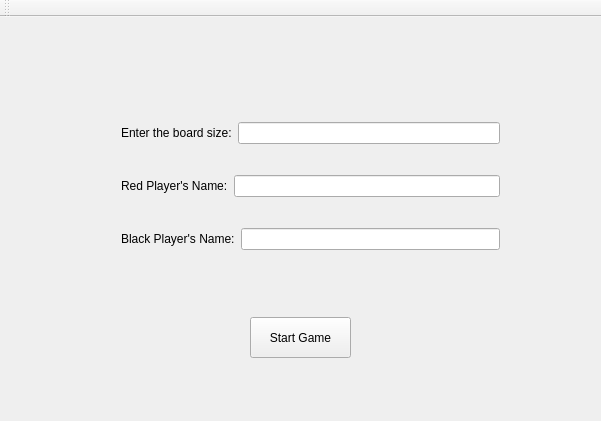
Above: Twixt/Twixt/MainWindow.ui from Trudy782/InfiniteLoopers before the change. Below: the same form after it.
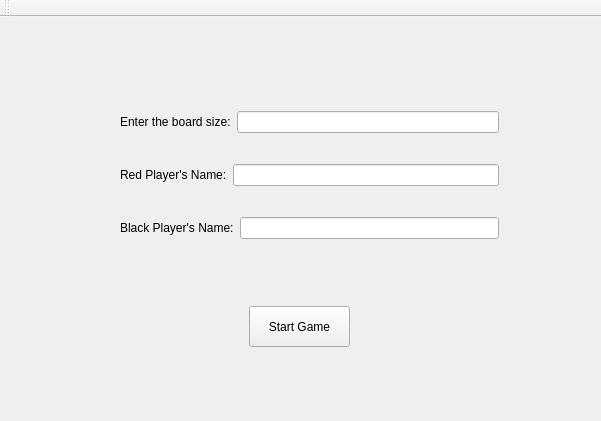
That is the form after the change.

Commit message: Am adaugat functionalitatea de a trece la alta pagina cand apas pe START cu ajutorul lui 'QStackedWidget'.

Diff of the .ui file:
```diff
--- a/Twixt/Twixt/MainWindow.ui
+++ b/Twixt/Twixt/MainWindow.ui
@@ -14,11 +14,37 @@
    <string>MainWindow</string>
   </property>
   <widget class="QWidget" name="centralWidget">
+   <widget class="QStackedWidget" name="stackedWidget">
+    <property name="geometry">
+     <rect>
+      <x>9</x>
+      <y>9</y>
+      <width>581</width>
+      <height>391</height>
+     </rect>
+    </property>
+    <property name="currentIndex">
+     <number>0</number>
+    </property>
+    <widget class="QWidget" name="page1">
+     <widget class="QPushButton" name="btnStartGame">
+      <property name="geometry">
+       <rect>
+        <x>240</x>
+        <y>280</y>
+        <width>101</width>
+        <height>41</height>
+       </rect>
+      </property>
+      <property name="text">
+       <string>Start Game</string>
+      </property>
+     </widget>
    <widget class="QWidget" name="verticalLayoutWidget">
     <property name="geometry">
      <rect>
-      <x>110</x>
-      <y>70</y>
+        <x>100</x>
+        <y>50</y>
       <width>401</width>
       <height>201</height>
      </rect>
@@ -71,18 +97,8 @@
      </item>
     </layout>
    </widget>
-   <widget class="QPushButton" name="btnStartGame">
-    <property name="geometry">
-     <rect>
-      <x>250</x>
-      <y>300</y>
-      <width>101</width>
-      <height>41</height>
-     </rect>
-    </property>
-    <property name="text">
-     <string>Start Game</string>
-    </property>
+    </widget>
+    <widget class="QWidget" name="page2"/>
    </widget>
   </widget>
   <widget class="QToolBar" name="mainToolBar">
```
Lines whose indentation alone changed are shown as unchanged. The commit also changes 2 other files.
